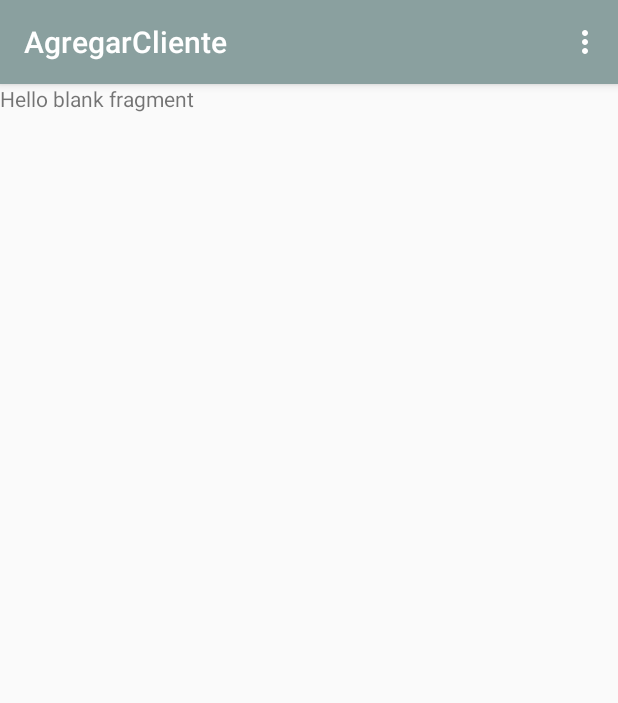
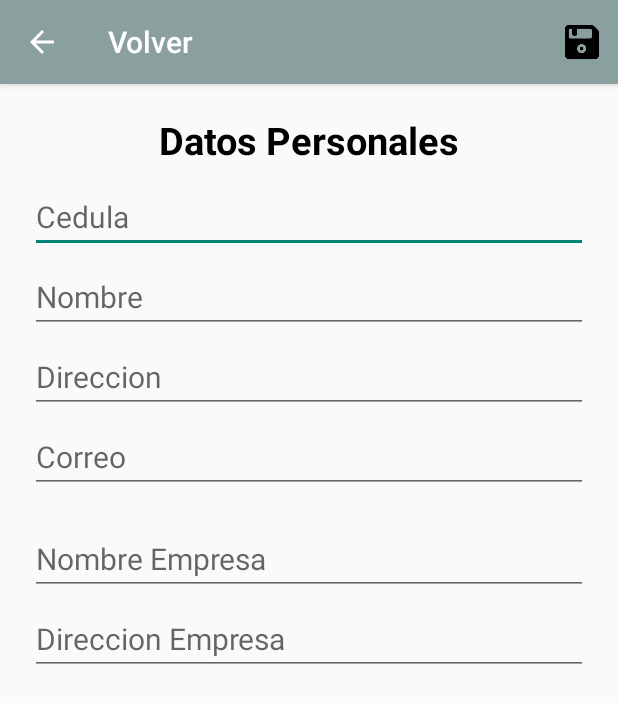
Before and after one commit to jramirez894/Inversiones, an Android app: the AgregarCliente screen opened directly, with no data from a screen before it, on a phone screen of 412 x 824 dp. Shown: the top 703 px of the screen. Run offline under Robolectric (Android 15) with nearby library versions, the light colour scheme and no system bars.

Commit message:
Diseno de las Clases AgregarCliente y AgregarEmpleado

```diff
--- a/app/src/main/AndroidManifest.xml
+++ b/app/src/main/AndroidManifest.xml
@@ -31,11 +31,12 @@
         </activity>
         <activity
             android:name=".AgregarEmpleado"
-            android:label="@string/title_activity_agregar_empleado" >
+            android:label="@string/title_activity_agregar_empleado">
         </activity>
         <activity
             android:name=".AgregarCliente"
-            android:label="@string/title_activity_agregar_cliente" >
+            android:label="@string/title_activity_agregar_cliente"
+            android:parentActivityName=".PrincipalMenu">
         </activity>
     </application>
 
--- a/app/src/main/java/com/example/billy/inversiones/AgregarCliente.java
+++ b/app/src/main/java/com/example/billy/inversiones/AgregarCliente.java
@@ -4,6 +4,7 @@ import android.content.Context;
 import android.os.Bundle;
 import android.support.v4.app.Fragment;
 import android.support.v4.view.ViewPager;
+import android.support.v7.app.ActionBar;
 import android.support.v7.app.ActionBarActivity;
 import android.view.Menu;
 import android.view.MenuItem;
@@ -73,6 +74,10 @@ public class AgregarCliente extends ActionBarActivity implements TabHost.OnTabCh
         super.onCreate(savedInstanceState);
         setContentView(R.layout.activity_agregar_cliente);
 
+        ActionBar actionBar = getSupportActionBar();
+        actionBar.setTitle("Volver");
+        actionBar.show();
+
         this.initialiseTabHost(savedInstanceState);
 
         // Intialise ViewPager
@@ -94,11 +99,6 @@ public class AgregarCliente extends ActionBarActivity implements TabHost.OnTabCh
         // automatically handle clicks on the Home/Up button, so long
         // as you specify a parent activity in AndroidManifest.xml.
         int id = item.getItemId();
-
-        //noinspection SimplifiableIfStatement
-        if (id == R.id.action_settings) {
-            return true;
-        }
 
         return super.onOptionsItemSelected(item);
     }
--- a/app/src/main/java/com/example/billy/inversiones/PrincipalMenu.java
+++ b/app/src/main/java/com/example/billy/inversiones/PrincipalMenu.java
@@ -163,7 +163,6 @@ public class PrincipalMenu extends AppCompatActivity
             case R.id.agregarCliente:
                 Intent intent=new Intent(PrincipalMenu.this,AgregarCliente.class);
                 startActivity(intent);
-                finish();
                 break;
         }
 
--- a/app/src/main/res/layout/fragment_datos_personales.xml
+++ b/app/src/main/res/layout/fragment_datos_personales.xml
@@ -1,10 +1,80 @@
-<FrameLayout xmlns:android="http://schemas.android.com/apk/res/android"
-    xmlns:tools="http://schemas.android.com/tools" android:layout_width="match_parent"
+<LinearLayout xmlns:android="http://schemas.android.com/apk/res/android"
+    xmlns:tools="http://schemas.android.com/tools"
+    android:layout_width="match_parent"
     android:layout_height="match_parent"
-    tools:context="com.example.billy.inversiones.DatosPersonales">
+    tools:context="com.example.billy.inversiones.DatosPersonales"
+    android:padding="20dp"
+    android:orientation="vertical">
 
-    <!-- TODO: Update blank fragment layout -->
-    <TextView android:layout_width="match_parent" android:layout_height="match_parent"
-        android:text="@string/hello_blank_fragment" />
+    <LinearLayout
+        android:layout_width="match_parent"
+        android:layout_height="wrap_content"
+        android:orientation="vertical">
 
-</FrameLayout>
+
+    <TextView
+        android:layout_width="match_parent"
+        android:layout_height="wrap_content"
+        android:text="Datos Personales"
+        android:textSize="25sp"
+        android:gravity="center"
+        android:textColor="@android:color/background_dark"
+        android:textStyle="bold"/>
+
+    <EditText
+        android:id="@+id/editCedula_AgregarCliente"
+        android:layout_width="match_parent"
+        android:layout_height="wrap_content"
+        android:hint="Cedula"
+        android:layout_marginTop="10dp"
+        android:inputType="number"
+        android:textSize="20sp"/>
+
+    <EditText
+        android:id="@+id/editNombre_AgregarCliente"
+        android:layout_width="match_parent"
+        android:layout_height="wrap_content"
+        android:hint="Nombre"
+        android:layout_marginTop="5dp"
+        android:inputType="text"
+        android:textSize="20sp"/>
+
+    <EditText
+        android:id="@+id/editDireccion_AgregarCliente"
+        android:layout_width="match_parent"
+        android:layout_height="wrap_content"
+        android:hint="Direccion"
+        android:layout_marginTop="5dp"
+        android:inputType="text"
+        android:textSize="20sp"/>
+
+    <EditText
+        android:id="@+id/editCorreo_AgregarCliente"
+        android:layout_width="match_parent"
+        android:layout_height="wrap_content"
+        android:hint="Correo"
+        android:layout_marginTop="5dp"
+        android:inputType="textEmailAddress"
+        android:textSize="20sp"/>
+
+    <EditText
+        android:id="@+id/editNombreEmpresa_AgregarCliente"
+        android:layout_width="match_parent"
+        android:layout_height="wrap_content"
+        android:hint="Nombre Empresa"
+        android:layout_marginTop="20dp"
+        android:inputType="text"
+        android:textSize="20sp"/>
+
+    <EditText
+        android:id="@+id/editDireccionEmpresa_AgregarCliente"
+        android:layout_width="match_parent"
+        android:layout_height="wrap_content"
+        android:hint="Direccion Empresa"
+        android:layout_marginTop="5dp"
+        android:inputType="text"
+        android:textSize="20sp"/>
+
+    </LinearLayout>
+
+</LinearLayout>
--- a/app/src/main/res/menu/menu_agregar_cliente.xml
+++ b/app/src/main/res/menu/menu_agregar_cliente.xml
@@ -2,6 +2,10 @@
     xmlns:app="http://schemas.android.com/apk/res-auto"
     xmlns:tools="http://schemas.android.com/tools"
     tools:context="com.example.billy.inversiones.AgregarCliente">
-    <item android:id="@+id/action_settings" android:title="@string/action_settings"
-        android:orderInCategory="100" app:showAsAction="never" />
+
+    <item
+        android:id="@+id/guardarCliente"
+        app:showAsAction="ifRoom"
+        android:icon="@mipmap/guardar"
+        android:title="Agregar Cliente"/>
 </menu>
--- a/app/src/main/res/menu/menu_agregar_empleado.xml
+++ b/app/src/main/res/menu/menu_agregar_empleado.xml
@@ -7,5 +7,5 @@
         android:id="@+id/guardarEmpleado"
         app:showAsAction="ifRoom"
         android:icon="@mipmap/guardar"
-        android:title="Agregar Cliente"/>
+        android:title="Agregar Empleado"/>
 </menu>
```
Also changed, not shown: app/src/main/java/com/example/billy/inversiones/AgregarEmpleado.java (+9 -6 lines), app/src/main/res/layout/fragment_datos_cobro.xml (+87 -7 lines), app/src/main/res/layout/fragment_detalle_cobro.xml (+24 -7 lines).
